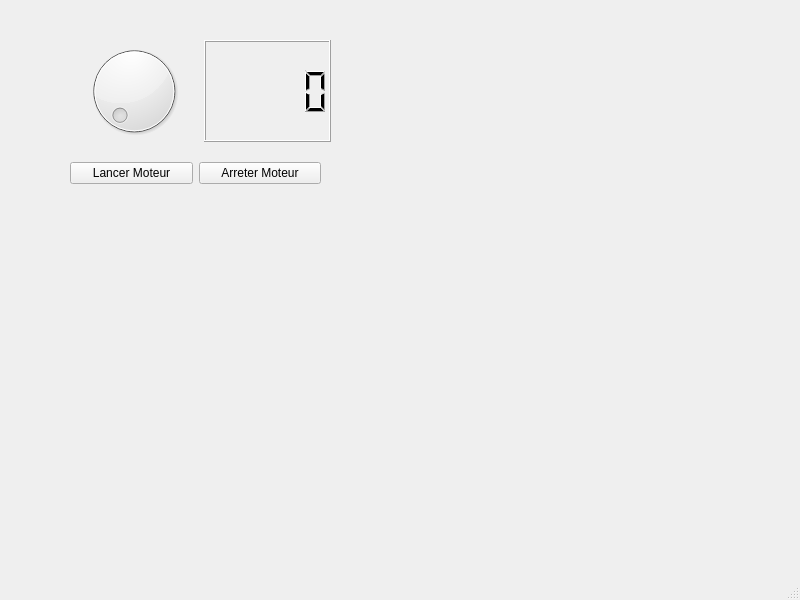
Old version of the form CommandeMoteur/equilibreuse.ui in the repository Yuuki-Senpai/EpreuveE5.2-EquiSession2022.
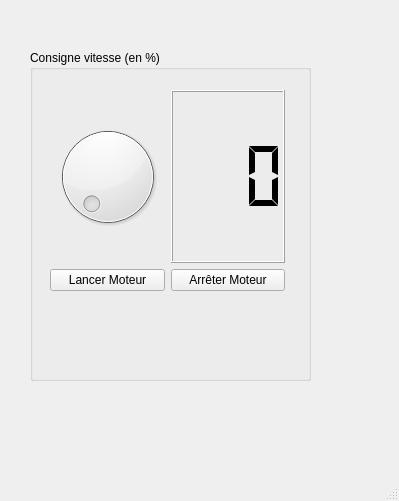
New version of the form.

```diff
--- a/CommandeMoteur/equilibreuse.ui
+++ b/CommandeMoteur/equilibreuse.ui
@@ -6,43 +6,65 @@
    <rect>
     <x>0</x>
     <y>0</y>
-    <width>800</width>
-    <height>600</height>
+    <width>399</width>
+    <height>501</height>
    </rect>
   </property>
   <property name="windowTitle">
    <string>Equilibreuse</string>
   </property>
   <widget class="QWidget" name="centralwidget">
-   <widget class="QWidget" name="">
+   <widget class="QGroupBox" name="groupBox">
     <property name="geometry">
      <rect>
-      <x>70</x>
+      <x>30</x>
+      <y>50</y>
+      <width>281</width>
+      <height>331</height>
+     </rect>
+    </property>
+    <property name="title">
+     <string>Consigne vitesse (en %)</string>
+    </property>
+    <widget class="QWidget" name="layoutWidget">
+     <property name="geometry">
+      <rect>
+       <x>20</x>
       <y>40</y>
-      <width>261</width>
-      <height>102</height>
-     </rect>
-    </property>
-    <layout class="QHBoxLayout" name="horizontalLayout">
+       <width>235</width>
+       <height>201</height>
+      </rect>
+     </property>
+     <layout class="QVBoxLayout" name="verticalLayout">
      <item>
-      <widget class="QDial" name="dial_ConsigneVitesse"/>
-     </item>
-     <item>
-      <widget class="QLCDNumber" name="lcdNumber_consigne"/>
-     </item>
-    </layout>
-   </widget>
-   <widget class="QWidget" name="">
-    <property name="geometry">
-     <rect>
-      <x>70</x>
-      <y>160</y>
-      <width>251</width>
-      <height>26</height>
-     </rect>
-    </property>
     <layout class="QHBoxLayout" name="horizontalLayout_2">
      <item>
+         <widget class="QDial" name="dial_ConsigneVItesse">
+          <property name="maximum">
+           <number>100</number>
+          </property>
+         </widget>
+        </item>
+        <item>
+         <widget class="QLCDNumber" name="lcdNumber_consigne">
+          <property name="font">
+           <font>
+            <pointsize>16</pointsize>
+           </font>
+          </property>
+          <property name="digitCount">
+           <number>3</number>
+          </property>
+          <property name="segmentStyle">
+           <enum>QLCDNumber::Flat</enum>
+          </property>
+         </widget>
+        </item>
+       </layout>
+      </item>
+      <item>
+       <layout class="QHBoxLayout" name="horizontalLayout">
+        <item>
       <widget class="QPushButton" name="pushButton_Lancer">
        <property name="text">
         <string>Lancer Moteur</string>
@@ -52,11 +74,14 @@
      <item>
       <widget class="QPushButton" name="pushButton_Arreter">
        <property name="text">
-        <string>Arreter Moteur</string>
+           <string>Arrêter Moteur</string>
        </property>
       </widget>
      </item>
     </layout>
+      </item>
+     </layout>
+    </widget>
    </widget>
   </widget>
   <widget class="QMenuBar" name="menubar">
```
Left out of the diff: 12 changed lines with no effect on the pictures. Lines whose indentation alone changed are shown as unchanged.
